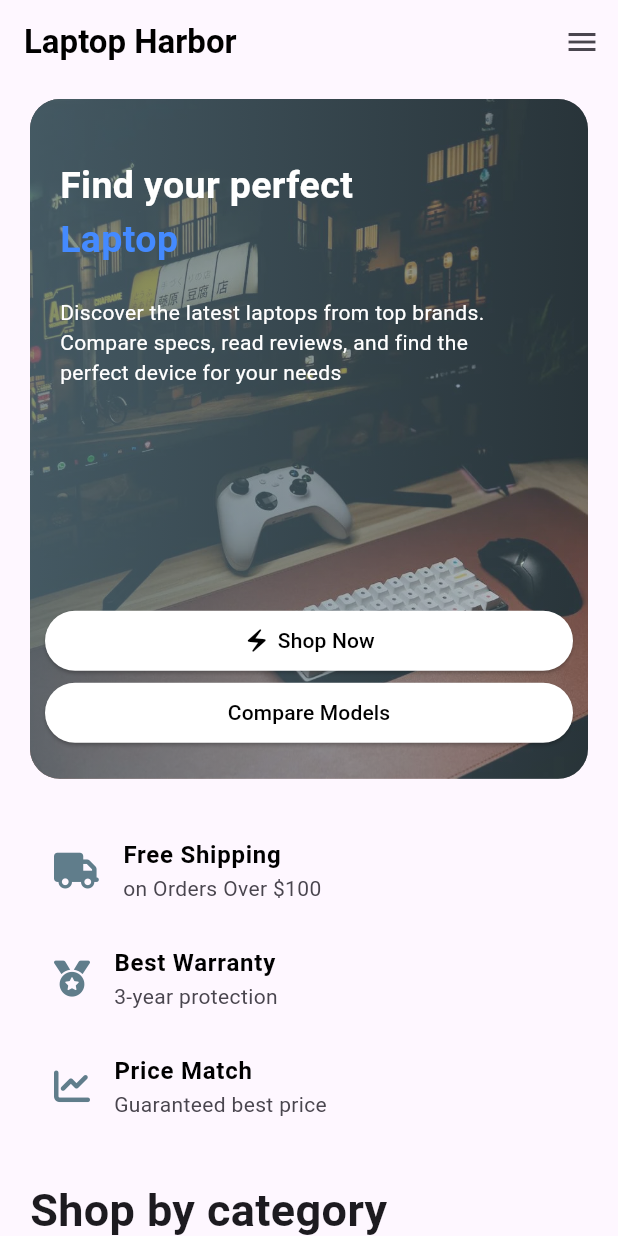
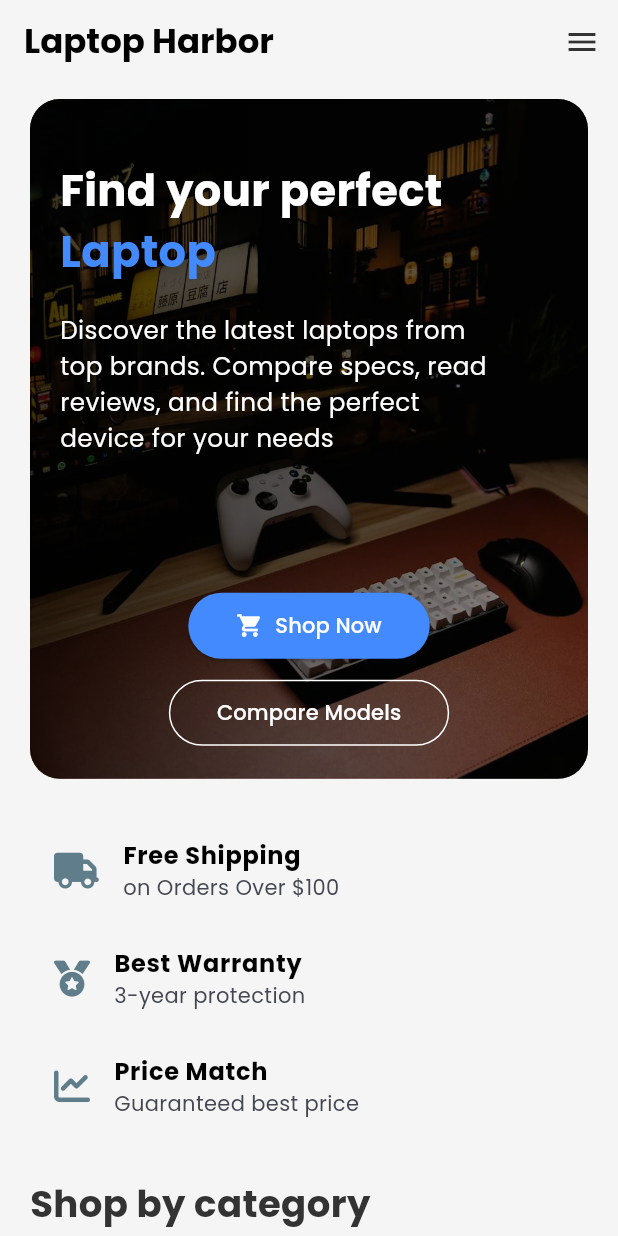
Before and after one commit to HabeebEttu/laptop_harbour, a Flutter app: the screen it shows after launch, after a tap on "Shop Now", on a phone screen of 412 x 824 dp. Run offline on Flutter 3.47's test engine with Material 3 defaults, Android fonts, the phone set to English and light mode, and no system bars; our stand-ins replace font_awesome_flutter, google_fonts.

Commit message:
Refactor UI components and enhance responsiveness
- Updated BrowseCategory to use shrinkWrap for better layout.
- Modified Header to utilize Google Fonts for styling.
- Enhanced HeroComponent with responsive text sizes.
- Added sorting functionality in HomePage with a new BrowseLaptops widget.
- Introduced responsive text utility for dynamic font sizing.
- Updated pubspec.yaml to include google_fonts dependency.
- Registered PathProviderPlugin in GeneratedPluginRegistrant.swift.

```diff
--- a/lib/components/browse_category.dart
+++ b/lib/components/browse_category.dart
@@ -13,8 +13,9 @@ class BrowseCategory extends StatelessWidget {
   @override
   Widget build(BuildContext context) {
     return SizedBox(
-      height: height * 0.5,
+      // height: height * 0.5,
       child: GridView.builder(
+        shrinkWrap: true,
         gridDelegate: SliverGridDelegateWithFixedCrossAxisCount(
           crossAxisCount: 2,
           crossAxisSpacing: 16,
--- a/lib/components/header.dart
+++ b/lib/components/header.dart
@@ -1,9 +1,9 @@
 import 'package:flutter/material.dart';
-
-import 'package:flutter/material.dart';
+import 'package:google_fonts/google_fonts.dart';
+import 'package:laptop_harbour/utils/responsive_text.dart';
 
 class Header extends StatelessWidget implements PreferredSizeWidget {
-@override
+  @override
   final Size preferredSize;
 
   const Header({super.key}) : preferredSize = const Size.fromHeight(56.0);
@@ -11,14 +11,13 @@ class Header extends StatelessWidget implements PreferredSizeWidget {
   @override
   Widget build(BuildContext context) {
     return AppBar(
-      title: Row(
-        children: [
-
-          const Text(
-            'Laptop Harbor',
-            style: TextStyle(color: Colors.black,fontWeight: FontWeight.bold),
-          ),
-        ],
+      title: Text(
+        'Laptop Harbor',
+        style: GoogleFonts.poppins(
+          color: Colors.black,
+          fontWeight: FontWeight.bold,
+          fontSize: getResponsiveFontSize(context, 22),
+        ),
       ),
       actions: [
         IconButton(
--- a/lib/components/hero_component.dart
+++ b/lib/components/hero_component.dart
@@ -1,4 +1,5 @@
 import 'package:flutter/material.dart';
+import 'package:laptop_harbour/utils/responsive_text.dart';
 
 class HeroComponent extends StatelessWidget {
   const HeroComponent({super.key, required this.heroData});
@@ -13,7 +14,7 @@ class HeroComponent extends StatelessWidget {
       child: PageView.builder(
         itemCount: heroData.length,
         itemBuilder: (context, index) {
-          dynamic hero  = heroData[index];
+          dynamic hero = heroData[index];
           return Stack(
             children: [
               Container(
@@ -32,8 +33,8 @@ class HeroComponent extends StatelessWidget {
                       begin: Alignment.centerLeft,
                       end: Alignment.centerRight,
                       colors: [
-                        Colors.blueGrey.withOpacity(0.7),
-                        Colors.blueGrey.withOpacity(0.4),
+                        Colors.black.withOpacity(0.7),
+                        Colors.black.withOpacity(0.4),
                       ],
                     ),
                   ),
@@ -42,7 +43,6 @@ class HeroComponent extends StatelessWidget {
               Positioned(
                 top: 40,
                 left: 20,
-
                 child: Column(
                   crossAxisAlignment: CrossAxisAlignment.start,
                   children: [
@@ -50,7 +50,7 @@ class HeroComponent extends StatelessWidget {
                       hero['text1'],
                       style: TextStyle(
                         color: Colors.white,
-                        fontSize: 25,
+                        fontSize: getResponsiveFontSize(context, 28),
                         fontWeight: FontWeight.bold,
                       ),
                     ),
@@ -58,16 +58,18 @@ class HeroComponent extends StatelessWidget {
                       hero['text2'],
                       style: TextStyle(
                         color: Colors.blueAccent,
-                        fontSize: 25,
+                        fontSize: getResponsiveFontSize(context, 28),
                         fontWeight: FontWeight.bold,
                       ),
                     ),
-                    SizedBox(height: 20),
+                    const SizedBox(height: 20),
                     SizedBox(
                       width: 300,
                       child: Text(
-                       hero['text3'],
-                        style: TextStyle(color: Colors.white),
+                        hero['text3'],
+                        style: TextStyle(
+                            color: Colors.white,
+                            fontSize: getResponsiveFontSize(context, 16)),
                       ),
                     ),
                   ],
@@ -75,63 +77,34 @@ class HeroComponent extends StatelessWidget {
               ),
               Positioned(
                 bottom: 20,
-                left: 10,
-                right: 10,
+                left: 20,
+                right: 20,
                 child: Wrap(
-                  // crossAxisAlignment: CrossAxisAlignment.start,
-
+                  spacing: 10.0,
+                  runSpacing: 10.0,
+                  alignment: WrapAlignment.center,
                   children: [
-                    SizedBox(
-                      // width: double.infinity,
-                      child: ElevatedButton(
-                        onPressed: () {},
-                        style: ElevatedButton.styleFrom(
-                          backgroundColor: const Color.fromRGBO(
-                            255,
-                            255,
-                            255,
-                            1,
-                          ),
-                          shape: StadiumBorder(),
-                        ),
-                        child: Padding(
-                          padding: const EdgeInsets.symmetric(horizontal: 40),
-                          child: Row(
-                            mainAxisAlignment: MainAxisAlignment.center,
-                            spacing: 5,
-                            children: [
-                              Icon(
-                                Icons.electric_bolt_outlined,
-                                color: Colors.black,
-                              ),
-                              Text(
-                                'Shop Now',
-                                style: TextStyle(color: Colors.black),
-                              ),
-                            ],
-                          ),
-                        ),
+                    ElevatedButton.icon(
+                      onPressed: () {},
+                      icon: const Icon(Icons.shopping_cart),
+                      label: const Text('Shop Now'),
+                      style: ElevatedButton.styleFrom(
+                        foregroundColor: Colors.white,
+                        backgroundColor: Colors.blueAccent,
+                        shape: const StadiumBorder(),
+                        padding: const EdgeInsets.symmetric(
+                            horizontal: 32, vertical: 12),
                       ),
                     ),
-                    SizedBox(height: 10),
-                    ElevatedButton(
+                    OutlinedButton(
                       onPressed: () {},
-
-                      style: ButtonStyle(
-                        padding: MaterialStateProperty.all(EdgeInsets.all(0)),
-                        backgroundColor: MaterialStateProperty.all(Colors.white,),),
-                      child: Padding(
-                        padding: const EdgeInsets.symmetric(horizontal: 40),
-                        child: Row(
-                          mainAxisAlignment: MainAxisAlignment.center,
-                          spacing: 5,
-                          children: [
-                            Text(
-                              'Compare Models',
-                              style: TextStyle(color: Colors.black),
-                            ),
-                          ],
-                        ),
+                      child: const Text('Compare Models'),
+                      style: OutlinedButton.styleFrom(
+                        foregroundColor: Colors.white,
+                        side: const BorderSide(color: Colors.white),
+                        shape: const StadiumBorder(),
+                        padding: const EdgeInsets.symmetric(
+                            horizontal: 32, vertical: 12),
                       ),
                     ),
                   ],
--- a/lib/main.dart
+++ b/lib/main.dart
@@ -1,4 +1,5 @@
 import 'package:flutter/material.dart';
+import 'package:google_fonts/google_fonts.dart';
 import 'package:laptop_harbour/pages/home_page.dart';
 
 void main() {
@@ -12,11 +13,19 @@ class MyApp extends StatelessWidget {
   @override
   Widget build(BuildContext context) {
     return MaterialApp(
-      title: 'Flutter Demo',
+      title: 'Laptop Harbour',
       debugShowCheckedModeBanner: false,
       theme: ThemeData(
-
-        colorScheme: ColorScheme.fromSeed(seedColor: Colors.deepPurple),
+        colorScheme: ColorScheme.fromSeed(seedColor: Colors.blueAccent),
+        scaffoldBackgroundColor: const Color(0xFFF5F5F5),
+        textTheme: GoogleFonts.poppinsTextTheme(
+          Theme.of(context).textTheme,
+        ).apply(bodyColor: const Color(0xFF333333)),
+        appBarTheme: const AppBarTheme(
+          backgroundColor: Color(0xFFF5F5F5),
+          elevation: 0,
+          iconTheme: IconThemeData(color: Color(0xFF333333)),
+        ),
       ),
       home: const HomePage(),
     );
--- a/lib/pages/home_page.dart
+++ b/lib/pages/home_page.dart
@@ -4,6 +4,7 @@ import 'package:laptop_harbour/components/browse_category.dart';
 import 'package:laptop_harbour/components/header.dart';
 import 'package:laptop_harbour/components/hero_component.dart';
 import 'package:laptop_harbour/components/stats.dart';
+import 'package:laptop_harbour/utils/responsive_text.dart';
 
 class HomePage extends StatelessWidget {
   const HomePage({super.key});
@@ -26,7 +27,7 @@ class HomePage extends StatelessWidget {
         'image': 'assets/images/page2.jpg',
       },
       {
-        'text1': 'Profesional',
+        'text1': 'Professional',
         'text2': 'Productivity',
         'text3':
             'Boost your productivity with business laptops designed for productivity and creative workflows',
@@ -57,7 +58,13 @@ class HomePage extends StatelessWidget {
       {'name': 'Ultrabook', 'amount': 54},
       {'name': 'Business', 'amount': 123},
     ];
-    double width = MediaQuery.of(context).size.width;
+    List<String> sortList = [
+      'Featured',
+      'Price: Low to High',
+      'Price: High to Low',
+      'Rating',
+      'Newest'
+    ];
     double height = MediaQuery.of(context).size.height;
     return Scaffold(
       appBar: Header(),
@@ -70,9 +77,9 @@ class HomePage extends StatelessWidget {
                 mainAxisAlignment: MainAxisAlignment.start,
                 children: [
                   HeroComponent(heroData: heroData),
-                  SizedBox(height: 25),
+                  const SizedBox(height: 25),
                   Stats(statData: statData),
-                  SizedBox(height: 25),
+                  const SizedBox(height: 25),
                   Column(
                     children: [
                       Row(
@@ -82,80 +89,18 @@ class HomePage extends StatelessWidget {
                             'Shop by category',
                             style: TextStyle(
                               fontWeight: FontWeight.bold,
-                              fontSize: 30,
+                              fontSize: getResponsiveFontSize(context, 24),
                             ),
                           ),
                         ],
                       ),
-                      SizedBox(height: 10),
+                      const SizedBox(height: 10),
                       BrowseCategory(
                         height: height,
                         categoryData: categoryData,
                       ),
-                      SizedBox(height: 10),
-                      Column(
-                        children: [
-                          Row(
-                            mainAxisAlignment: MainAxisAlignment.spaceBetween,
-                            children: [
-                              Text(
-                                'Browse Laptops',
-                                style: TextStyle(
-                                  fontWeight: FontWeight.bold,
-                                  fontSize: 28,
-                                ),
-                              ),
-                              Row(
-                                children: [
-                                  IconButton(
-                                    onPressed: () {},
-                                    icon: Icon(Icons.grid_on_outlined),
-                                    style: IconButton.styleFrom(
-                                      backgroundColor: Colors.white,
-                                      shape: RoundedRectangleBorder(
-                                        borderRadius: BorderRadius.circular(10),
-                                        side: BorderSide(
-                                          color: Colors.grey[400]!,
-                                          width: 0.75,
-                                        ),
-                                      ),
-                                    ),
-                                  ),
-                                  SizedBox(width: 10),
-                                  IconButton(
-                                    onPressed: () {},
-                                    icon: Icon(Icons.list),
-                                    style: IconButton.styleFrom(
-                                      backgroundColor: Colors.white,
-                                      shape: RoundedRectangleBorder(
-                                        borderRadius: BorderRadius.circular(10),
-                                        side: BorderSide(
-                                          color: Colors.grey[400]!,
-                                          width: 0.75,
-                                        ),
-                                      ),
-                                    ),
-                                  ),
-                                ],
-                              ),
-                            ],
-                          ),
-                          SizedBox(height: 10),
-                          Card(
-                            child: Padding(
-                              padding: EdgeInsetsGeometry.symmetric(
-                                horizontal: 15,
-                                vertical: 25,
-                              ),
-                              child: Column(children: [
-                                Row(
-                                  children: [Icon(Icons.tune)],
-                                )
-                              ],),
-                            ),
-                          ),
-                        ],
-                      ),
+                      const SizedBox(height: 10),
+                      BrowseLaptops(sortList: sortList),
                     ],
                   ),
                 ],
@@ -167,3 +112,145 @@ class HomePage extends StatelessWidget {
     );
   }
 }
+
+class BrowseLaptops extends StatefulWidget {
+  const BrowseLaptops({
+    super.key,
+    required this.sortList,
+  });
+
+  final List<String> sortList;
+
+  @override
+  State<BrowseLaptops> createState() => _BrowseLaptopsState();
+}
+
+class _BrowseLaptopsState extends State<BrowseLaptops> {
+  String sortItem = 'Featured';
+
+  @override
+  Widget build(BuildContext context) {
+    return Column(
+      children: [
+        Row(
+          mainAxisAlignment: MainAxisAlignment.spaceBetween,
+          children: [
+            Text(
+              'Browse Laptops',
+              style: TextStyle(
+                fontWeight: FontWeight.bold,
+                fontSize: getResponsiveFontSize(context, 24),
+              ),
+            ),
+            Row(
+              children: [
+                IconButton(
+                  onPressed: () {},
+                  icon: const Icon(Icons.grid_on_outlined),
+                  style: IconButton.styleFrom(
+                    backgroundColor: Colors.white,
+                    shape: RoundedRectangleBorder(
+                      borderRadius: BorderRadius.circular(10),
+                      side: BorderSide(
+                        color: Colors.grey[300]!,
+                        width: 1,
+                      ),
+                    ),
+                  ),
+                ),
+                const SizedBox(width: 10),
+                IconButton(
+                  onPressed: () {},
+                  icon: const Icon(Icons.list),
+                  style: IconButton.styleFrom(
+                    backgroundColor: Colors.white,
+                    shape: RoundedRectangleBorder(
+                      borderRadius: BorderRadius.circular(10),
+                      side: BorderSide(
+                        color: Colors.grey[300]!,
+                        width: 1,
+                      ),
+                    ),
+                  ),
+                ),
+              ],
+            ),
+          ],
+        ),
+        const SizedBox(height: 10),
+        Card(
+          color: Colors.white,
+          elevation: 2,
+          shadowColor: Colors.black12,
+          shape: RoundedRectangleBorder(
+            borderRadius: BorderRadius.circular(15),
+          ),
+          child: Padding(
+            padding: const EdgeInsets.symmetric(
+              horizontal: 15,
+              vertical: 20,
+            ),
+            child: Column(
+              crossAxisAlignment: CrossAxisAlignment.start,
+              children: [
+                Row(
+                  children: [
+                    const Icon(Icons.tune),
+                    Padding(
+                      padding: const EdgeInsets.only(left: 7),
+                      child: Text(
+                        'Filters',
+                        style: TextStyle(
+                          fontWeight: FontWeight.bold,
+                          fontSize: getResponsiveFontSize(context, 20),
+                        ),
+                      ),
+                    ),
+                  ],
+                ),
+                const SizedBox(height: 15),
+                Text(
+                  'Sort by',
+                  style: TextStyle(fontSize: getResponsiveFontSize(context, 16)),
+                ),
+                const SizedBox(height: 10),
+                Container(
+                  padding:
+                      const EdgeInsets.symmetric(horizontal: 12, vertical: 4),
+                  decoration: BoxDecoration(
+                      borderRadius: BorderRadius.circular(8),
+                      border: Border.all(color: Colors.grey[300]!, width: 1)),
+                  child: DropdownButtonHideUnderline(
+                    child: DropdownButton<String>(
+                      isExpanded: true,
+                      value: sortItem,
+                      icon: const Icon(Icons.keyboard_arrow_down),
+                      items: widget.sortList.map((String item) {
+                        return DropdownMenuItem(
+                          value: item,
+                          child: Text(
+                            item,
+                            style: TextStyle(
+                                fontSize: getResponsiveFontSize(context, 16)),
+                          ),
+                        );
+                      }).toList(),
+                      onChanged: (String? newValue) {
+                        setState(() {
+                          sortItem = newValue!;
+                        });
+                      },
+                    ),
+                  ),
+                ),
+                const SizedBox(
+                  height: 15,
+                ),
+              ],
+            ),
+          ),
+        ),
+      ],
+    );
+  }
+}
--- /dev/null
+++ b/lib/utils/responsive_text.dart
@@ -0,0 +1,7 @@
+import 'package:flutter/material.dart';
+
+double getResponsiveFontSize(BuildContext context, double baseFontSize) {
+  double screenWidth = MediaQuery.of(context).size.width;
+  double scaleFactor = screenWidth / 400;
+  return baseFontSize * scaleFactor;
+}
--- a/pubspec.yaml
+++ b/pubspec.yaml
@@ -36,6 +36,7 @@ dependencies:
   cupertino_icons: ^1.0.8
   smooth_page_indicator: ^1.2.1
   font_awesome_flutter: ^10.8.0
+  google_fonts: ^6.2.1
 
 dev_dependencies:
   flutter_test:
```
Also changed, not shown: pubspec.lock, 1 other file.
